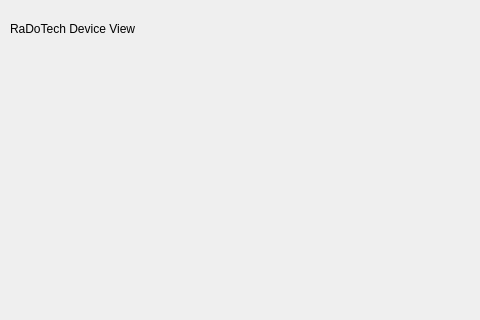
Before: the Qt Designer form RaDoTechSimulation/RaDoTechSimulation/mainwindow.ui in abdelshafei/Team26RaDoTechSimulation, drawn with Qt 5; both pictures show x 0 to 480 and y 0 to 320 of the 820 by 602 pixel window.
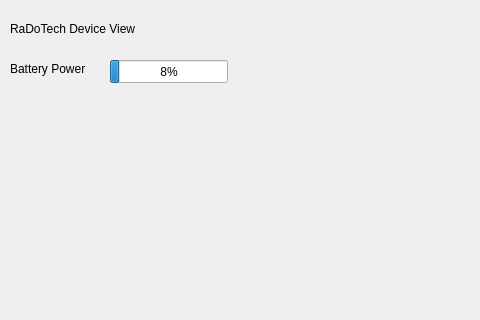
After: the same form once the commit is applied. The open tabs and pages were chosen to show the change.

```diff
--- a/RaDoTechSimulation/RaDoTechSimulation/mainwindow.ui
+++ b/RaDoTechSimulation/RaDoTechSimulation/mainwindow.ui
@@ -50,6 +50,32 @@
        <string>RaDoTech Device View</string>
       </property>
      </widget>
+     <widget class="QLabel" name="BatteryLabel">
+      <property name="geometry">
+       <rect>
+        <x>10</x>
+        <y>60</y>
+        <width>91</width>
+        <height>17</height>
+       </rect>
+      </property>
+      <property name="text">
+       <string>Battery Power</string>
+      </property>
+     </widget>
+     <widget class="QProgressBar" name="BatteryPowerProgressBar">
+      <property name="geometry">
+       <rect>
+        <x>110</x>
+        <y>60</y>
+        <width>118</width>
+        <height>23</height>
+       </rect>
+      </property>
+      <property name="value">
+       <number>8</number>
+      </property>
+     </widget>
     </widget>
     <widget class="QWidget" name="AppView">
      <widget class="QPushButton" name="GoToDeviceViewButton">
```
Left out of the diff: 10 changed lines with no effect on the pictures.
